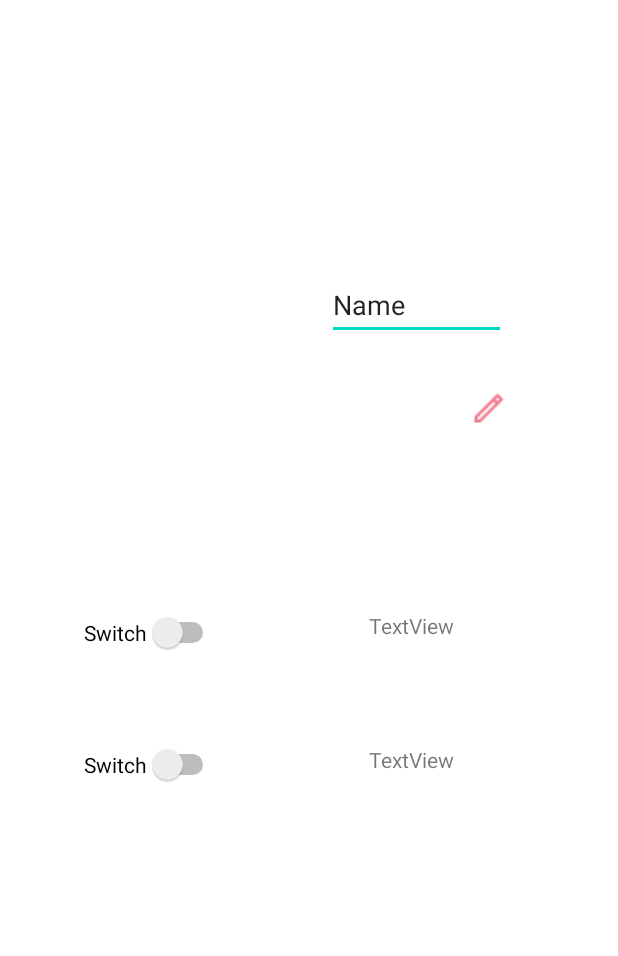
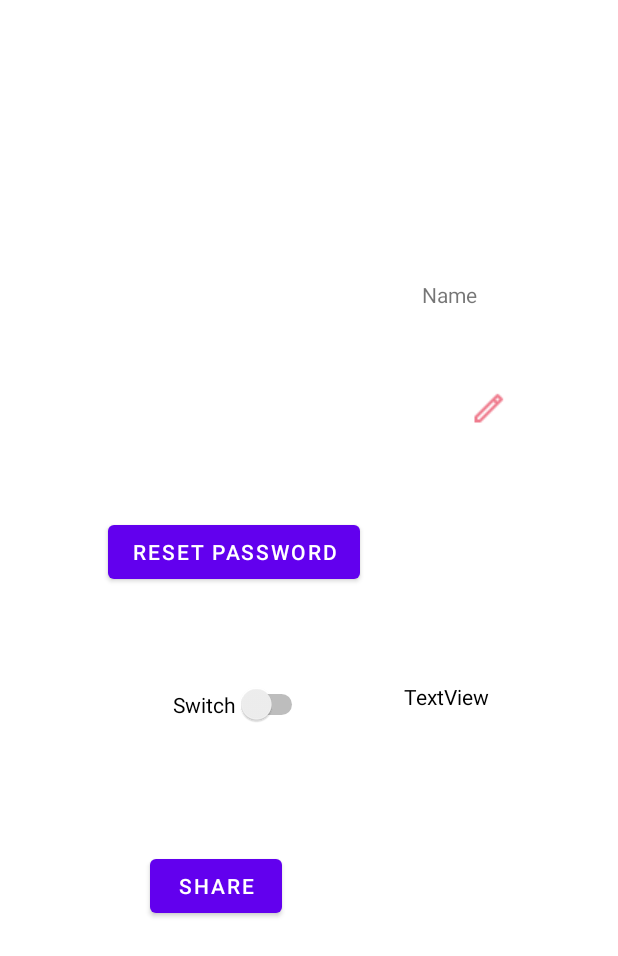
Before and after one commit to The-5D-s/Color-Harmony, an Android app: the Settings screen opened directly, with no data from a screen before it, on a phone screen of 412 x 824 dp. Shown: the top 956 px of the screen. Run offline under Robolectric (Android 15) with nearby library versions, the phone set to English and light mode, and no system bars; our stand-ins replace sdp/ssp sizes.

Commit message:
almost finished, need to link the activities all togather, dark mode is done, shre button is added, new activities to edit the profile are added without linking any thing yet.

```diff
--- a/app/src/main/java/com/example/color_harmony/Settings.java
+++ b/app/src/main/java/com/example/color_harmony/Settings.java
@@ -1,14 +1,66 @@
 package com.example.color_harmony;
 
+import static android.app.UiModeManager.MODE_NIGHT_YES;
+
 import androidx.appcompat.app.AppCompatActivity;
+import androidx.appcompat.app.AppCompatDelegate;
 
+import android.content.Intent;
 import android.os.Bundle;
+import android.view.View;
+import android.widget.Button;
+import android.widget.CompoundButton;
+import android.widget.Switch;
 
 public class Settings extends AppCompatActivity {
 
+    Switch mode;
+    Button share;
+
     @Override
     protected void onCreate(Bundle savedInstanceState) {
+
+        if(AppCompatDelegate.getDefaultNightMode() == AppCompatDelegate.MODE_NIGHT_YES){
+            setTheme(R.style.Theme_Dark);
+        }
+        else {
+            setTheme(R.style.Theme_Light);
+        }
+
         super.onCreate(savedInstanceState);
         setContentView(R.layout.activity_settings);
-    }
+
+        mode = findViewById(R.id.mode);
+        share = findViewById(R.id.share);
+
+        mode.setOnCheckedChangeListener(new CompoundButton.OnCheckedChangeListener() {
+            @Override
+            public void onCheckedChanged(CompoundButton buttonView, boolean isChecked) {
+                if (isChecked){
+                    AppCompatDelegate.setDefaultNightMode(AppCompatDelegate.MODE_NIGHT_YES);
+                }
+                else {
+                    AppCompatDelegate.setDefaultNightMode(AppCompatDelegate.MODE_NIGHT_NO);
+                }
+
+            }
+        });
+
+        share.setOnClickListener(new View.OnClickListener() {
+            @Override
+            public void onClick(View v) {
+                Intent intent = new Intent(Intent.ACTION_SEND);
+                intent.setType("text/plain");
+
+                String body = "Share our app with your friends!";
+                String sub = "http://play.google.com";
+
+                intent.putExtra(Intent.EXTRA_TEXT, body);
+                intent.putExtra(Intent.EXTRA_TEXT, sub);
+
+                startActivity(Intent.createChooser(intent, "Share"));
+
+            }
+        });
+        }
 }
--- a/app/src/main/res/layout/activity_settings.xml
+++ b/app/src/main/res/layout/activity_settings.xml
@@ -4,7 +4,9 @@
     xmlns:tools="http://schemas.android.com/tools"
     android:layout_width="match_parent"
     android:layout_height="match_parent"
+    android:background="?attr/backgroundColor"
     tools:context=".Settings">
+
 
     <ImageView
         android:id="@+id/imageView2"
@@ -18,73 +20,37 @@
         android:paddingBottom="@dimen/_27sdp"
         app:layout_constraintBottom_toBottomOf="parent"
         app:layout_constraintEnd_toEndOf="parent"
-        app:layout_constraintHorizontal_bias="0.186"
+        app:layout_constraintHorizontal_bias="0.312"
         app:layout_constraintStart_toStartOf="parent"
         app:layout_constraintTop_toTopOf="parent"
-        app:layout_constraintVertical_bias="0.198"
+        app:layout_constraintVertical_bias="0.199"
         app:srcCompat="@drawable/ic_launcher_background" />
 
-    <EditText
-        android:id="@+id/editTextTextPersonName"
-        android:layout_width="119dp"
-        android:layout_height="46dp"
-        android:ems="10"
-        android:inputType="textPersonName"
-        android:text="Name"
-        app:layout_constraintBottom_toBottomOf="parent"
-        app:layout_constraintEnd_toEndOf="parent"
-        app:layout_constraintHorizontal_bias="0.746"
-        app:layout_constraintStart_toStartOf="parent"
-        app:layout_constraintTop_toTopOf="parent"
-        app:layout_constraintVertical_bias="0.232" />
-
     <Switch
-        android:id="@+id/switch1"
+        android:id="@+id/mode"
         android:layout_width="wrap_content"
         android:layout_height="wrap_content"
         android:text="Switch"
         app:layout_constraintBottom_toBottomOf="parent"
         app:layout_constraintEnd_toEndOf="parent"
-        app:layout_constraintHorizontal_bias="0.173"
+        app:layout_constraintHorizontal_bias="0.359"
         app:layout_constraintStart_toStartOf="parent"
         app:layout_constraintTop_toTopOf="parent"
-        app:layout_constraintVertical_bias="0.512" />
-
-    <Switch
-        android:id="@+id/switch2"
-        android:layout_width="wrap_content"
-        android:layout_height="wrap_content"
-        android:text="Switch"
-        app:layout_constraintBottom_toBottomOf="parent"
-        app:layout_constraintEnd_toEndOf="parent"
-        app:layout_constraintHorizontal_bias="0.173"
-        app:layout_constraintStart_toStartOf="parent"
-        app:layout_constraintTop_toTopOf="parent"
-        app:layout_constraintVertical_bias="0.623" />
+        app:layout_constraintVertical_bias="0.572" />
 
     <TextView
-        android:id="@+id/textView"
+        android:id="@+id/option1"
         android:layout_width="61dp"
         android:layout_height="28dp"
         android:text="TextView"
+        android:textColor="?attr/textColor"
         app:layout_constraintBottom_toBottomOf="parent"
         app:layout_constraintEnd_toEndOf="parent"
-        app:layout_constraintHorizontal_bias="0.702"
+        app:layout_constraintHorizontal_bias="0.768"
         app:layout_constraintStart_toStartOf="parent"
         app:layout_constraintTop_toTopOf="parent"
-        app:layout_constraintVertical_bias="0.512" />
 
-    <TextView
-        android:id="@+id/textView2"
-        android:layout_width="61dp"
-        android:layout_height="28dp"
-        android:text="TextView"
-        app:layout_constraintBottom_toBottomOf="parent"
-        app:layout_constraintEnd_toEndOf="parent"
-        app:layout_constraintHorizontal_bias="0.702"
-        app:layout_constraintStart_toStartOf="parent"
-        app:layout_constraintTop_toTopOf="parent"
-        app:layout_constraintVertical_bias="0.624" />
+        app:layout_constraintVertical_bias="0.571" />
 
     <ImageView
         android:id="@+id/imageView3"
@@ -97,4 +63,40 @@
         app:layout_constraintTop_toTopOf="parent"
         app:layout_constraintVertical_bias="0.326"
         app:srcCompat="@drawable/icons8_edit_24" />
+
+    <Button
+        android:id="@+id/share"
+        android:layout_width="wrap_content"
+        android:layout_height="wrap_content"
+        android:text="Share"
+        app:layout_constraintBottom_toBottomOf="parent"
+        app:layout_constraintEnd_toEndOf="parent"
+        app:layout_constraintHorizontal_bias="0.309"
+        app:layout_constraintStart_toStartOf="parent"
+        app:layout_constraintTop_toTopOf="parent"
+        app:layout_constraintVertical_bias="0.73" />
+
+    <TextView
+        android:id="@+id/textView"
+        android:layout_width="89dp"
+        android:layout_height="30dp"
+        android:text="Name"
+        app:layout_constraintBottom_toBottomOf="parent"
+        app:layout_constraintEnd_toEndOf="parent"
+        app:layout_constraintHorizontal_bias="0.872"
+        app:layout_constraintStart_toStartOf="parent"
+        app:layout_constraintTop_toTopOf="parent"
+        app:layout_constraintVertical_bias="0.235" />
+
+    <Button
+        android:id="@+id/resetPassword"
+        android:layout_width="wrap_content"
+        android:layout_height="wrap_content"
+        android:text="Reset password"
+        app:layout_constraintBottom_toBottomOf="parent"
+        app:layout_constraintEnd_toEndOf="parent"
+        app:layout_constraintHorizontal_bias="0.296"
+        app:layout_constraintStart_toStartOf="parent"
+        app:layout_constraintTop_toTopOf="parent"
+        app:layout_constraintVertical_bias="0.443" />
 </androidx.constraintlayout.widget.ConstraintLayout>
--- a/app/src/main/res/values-night/themes.xml
+++ b/app/src/main/res/values-night/themes.xml
@@ -1,8 +1,8 @@
 <resources xmlns:tools="http://schemas.android.com/tools">
     <!-- Base application theme. -->
-    <style name="Theme.ColorHarmony" parent="Theme.MaterialComponents.NoActionBar">
+    <style name="Theme.Dark" parent="Theme.MaterialComponents.DayNight.NoActionBar">
         <!-- Primary brand color. -->
-        <item name="colorPrimary">@color/purple_200</item>
+        <item name="colorPrimary">#7747B1</item>
         <item name="colorPrimaryVariant">@color/purple_700</item>
         <item name="colorOnPrimary">@color/black</item>
         <!-- Secondary brand color. -->
@@ -12,5 +12,8 @@
         <!-- Status bar color. -->
         <item name="android:statusBarColor" tools:targetApi="l">?attr/colorPrimaryVariant</item>
         <!-- Customize your theme here. -->
+        <item name="backgroundColor">#000000</item>
+        <item name="textColor">#ffffff</item>
     </style>
+
 </resources>
--- a/app/src/main/res/values/colors.xml
+++ b/app/src/main/res/values/colors.xml
@@ -7,4 +7,5 @@
     <color name="teal_700">#FF018786</color>
     <color name="black">#FF000000</color>
     <color name="white">#FFFFFFFF</color>
+
 </resources>
--- a/app/src/main/res/values/themes.xml
+++ b/app/src/main/res/values/themes.xml
@@ -1,6 +1,6 @@
 <resources xmlns:tools="http://schemas.android.com/tools">
     <!-- Base application theme. -->
-    <style name="Theme.ColorHarmony" parent="Theme.MaterialComponents.Light.NoActionBar">
+    <style name="Theme.Light" parent="Theme.MaterialComponents.DayNight.NoActionBar">
         <!-- Primary brand color. -->
         <item name="colorPrimary">@color/purple_500</item>
         <item name="colorPrimaryVariant">@color/purple_700</item>
@@ -12,5 +12,7 @@
         <!-- Status bar color. -->
         <item name="android:statusBarColor" tools:targetApi="l">?attr/colorPrimaryVariant</item>
         <!-- Customize your theme here. -->
+        <item name="backgroundColor">#ffffff</item>
+        <item name="textColor">#000000</item>
     </style>
 </resources>
```
Also changed, not shown: app/src/main/AndroidManifest.xml (+11 -5 lines), app/src/main/java/com/example/color_harmony/EditProfile.java (added, +14 -0 lines), app/src/main/java/com/example/color_harmony/ResetPassword.java (added, +14 -0 lines), app/src/main/res/layout/activity_edit_profile.xml (added, +60 -0 lines), app/src/main/res/layout/activity_reset_password.xml (added, +74 -0 lines), app/src/main/res/values/attr.xml (added, +7 -0 lines).
